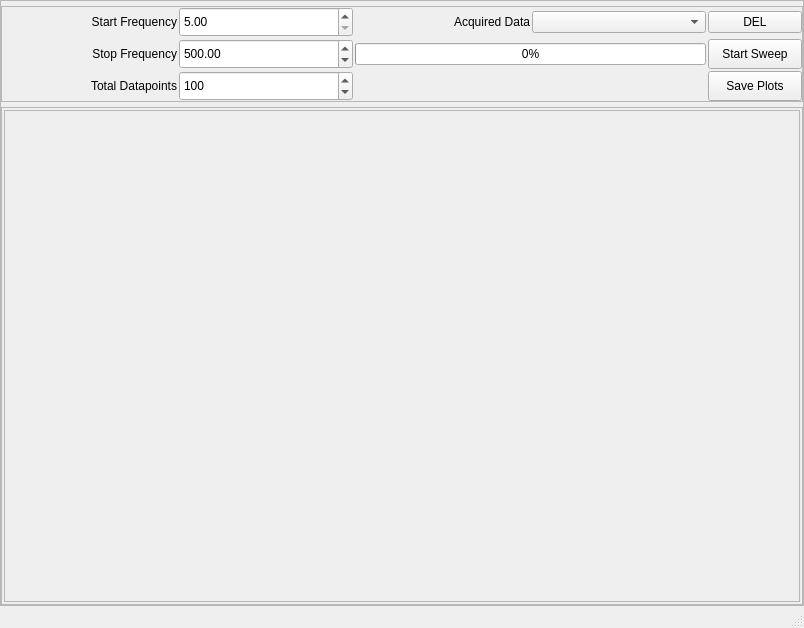
Before: the Qt Designer form seel_res/GUI/C_electronics/templates/template_bandpass.ui in jithinbp/SEELablet-apps, drawn with Qt 5.
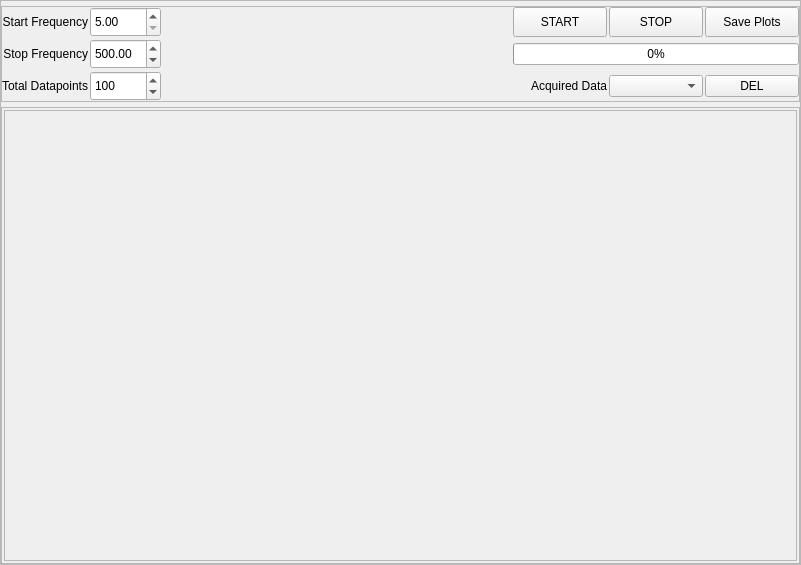
After: the same form once the commit is applied.

Commit message: scope fourier fixed. Bode plots fixed.

The edit to the form file:
```diff
--- a/seel_res/GUI/C_electronics/templates/template_bandpass.ui
+++ b/seel_res/GUI/C_electronics/templates/template_bandpass.ui
@@ -6,8 +6,8 @@
    <rect>
     <x>0</x>
     <y>0</y>
-    <width>804</width>
-    <height>628</height>
+    <width>801</width>
+    <height>565</height>
    </rect>
   </property>
   <property name="windowTitle">
@@ -84,6 +84,19 @@
           <property name="spacing">
            <number>2</number>
           </property>
+          <item row="0" column="5">
+           <widget class="QPushButton" name="pushButton_3">
+            <property name="minimumSize">
+             <size>
+              <width>94</width>
+              <height>30</height>
+             </size>
+            </property>
+            <property name="text">
+             <string>Save Plots</string>
+            </property>
+           </widget>
+          </item>
           <item row="4" column="0">
            <widget class="QLabel" name="label_6">
             <property name="text">
@@ -94,16 +107,6 @@
             </property>
            </widget>
           </item>
-          <item row="0" column="2">
-           <widget class="QLabel" name="label_2">
-            <property name="text">
-             <string>Acquired Data</string>
-            </property>
-            <property name="alignment">
-             <set>Qt::AlignRight|Qt::AlignTrailing|Qt::AlignVCenter</set>
-            </property>
-           </widget>
-          </item>
           <item row="3" column="0">
            <widget class="QLabel" name="label_5">
             <property name="text">
@@ -114,41 +117,6 @@
             </property>
            </widget>
           </item>
-          <item row="0" column="3">
-           <widget class="QComboBox" name="tracesBox"/>
-          </item>
-          <item row="3" column="4">
-           <widget class="QPushButton" name="pushButton">
-            <property name="minimumSize">
-             <size>
-              <width>94</width>
-              <height>30</height>
-             </size>
-            </property>
-            <property name="text">
-             <string>Start Sweep</string>
-            </property>
-           </widget>
-          </item>
-          <item row="0" column="4">
-           <widget class="QPushButton" name="pushButton_2">
-            <property name="minimumSize">
-             <size>
-              <width>94</width>
-              <height>0</height>
-             </size>
-            </property>
-            <property name="maximumSize">
-             <size>
-              <width>40</width>
-              <height>16777215</height>
-             </size>
-            </property>
-            <property name="text">
-             <string>DEL</string>
-            </property>
-           </widget>
-          </item>
           <item row="3" column="1">
            <widget class="QDoubleSpinBox" name="stopFreq">
             <property name="minimumSize">
@@ -181,13 +149,6 @@
             </property>
            </widget>
           </item>
-          <item row="3" column="2" colspan="2">
-           <widget class="QProgressBar" name="progress">
-            <property name="value">
-             <number>0</number>
-            </property>
-           </widget>
-          </item>
           <item row="0" column="1">
            <widget class="QDoubleSpinBox" name="startFreq">
             <property name="minimumSize">
@@ -226,16 +187,81 @@
             </property>
            </widget>
           </item>
+          <item row="0" column="3">
+           <widget class="QPushButton" name="pushButton">
+            <property name="minimumSize">
+             <size>
+              <width>94</width>
+              <height>30</height>
+             </size>
+            </property>
+            <property name="text">
+             <string>START</string>
+            </property>
+           </widget>
+          </item>
+          <item row="4" column="5">
+           <widget class="QPushButton" name="pushButton_2">
+            <property name="minimumSize">
+             <size>
+              <width>94</width>
+              <height>0</height>
+             </size>
+            </property>
+            <property name="maximumSize">
+             <size>
+              <width>40</width>
+              <height>16777215</height>
+             </size>
+            </property>
+            <property name="text">
+             <string>DEL</string>
+            </property>
+           </widget>
+          </item>
+          <item row="0" column="4">
+           <widget class="QPushButton" name="pushButton_4">
+            <property name="minimumSize">
+             <size>
+              <width>94</width>
+              <height>30</height>
+             </size>
+            </property>
+            <property name="text">
+             <string>STOP</string>
+            </property>
+           </widget>
+          </item>
+          <item row="4" column="3">
+           <widget class="QLabel" name="label_2">
+            <property name="text">
+             <string>Acquired Data</string>
+            </property>
+            <property name="alignment">
+             <set>Qt::AlignRight|Qt::AlignTrailing|Qt::AlignVCenter</set>
+            </property>
+           </widget>
+          </item>
           <item row="4" column="4">
-           <widget class="QPushButton" name="pushButton_3">
-            <property name="minimumSize">
+           <widget class="QComboBox" name="tracesBox"/>
+          </item>
+          <item row="3" column="2">
+           <spacer name="horizontalSpacer">
+            <property name="orientation">
+             <enum>Qt::Horizontal</enum>
+            </property>
+            <property name="sizeHint" stdset="0">
              <size>
-              <width>94</width>
-              <height>30</height>
+              <width>40</width>
+              <height>20</height>
              </size>
             </property>
-            <property name="text">
-             <string>Save Plots</string>
+           </spacer>
+          </item>
+          <item row="3" column="3" colspan="3">
+           <widget class="QProgressBar" name="progress">
+            <property name="value">
+             <number>0</number>
             </property>
            </widget>
           </item>
@@ -282,8 +308,8 @@
               <rect>
                <x>0</x>
                <y>0</y>
-               <width>794</width>
-               <height>465</height>
+               <width>791</width>
+               <height>424</height>
               </rect>
              </property>
              <layout class="QGridLayout" name="gridLayout_4">
@@ -318,7 +344,6 @@
     </rect>
    </property>
   </widget>
-  <widget class="QStatusBar" name="statusbar"/>
  </widget>
  <resources/>
  <connections>
```
Left out of the diff: 29 changed lines with no effect on the pictures. The commit also changes 12 other files.
